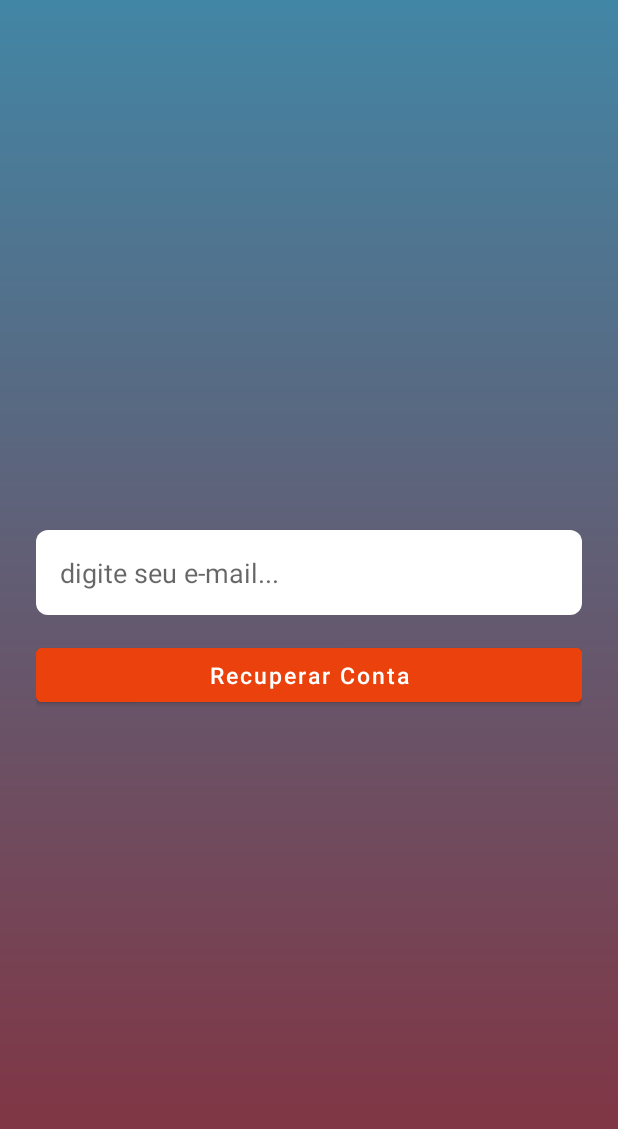
After one commit to Adson-C/Stock-Ads, an Android app: the RecuperaSenhaActivity screen opened directly, with no data from a screen before it, on a phone screen of 412 x 824 dp. The commit adds this screen. Shown: the top 1129 px of the screen. Run offline under Robolectric (Android 15) with nearby library versions, the phone set to English and light mode, and no system bars.

Commit message:
Recuperar a Senha no App Utilizando Firebase

```diff
--- a/app/src/main/java/com/example/layoutcustomer/autenticacao/LoginActivity.java
+++ b/app/src/main/java/com/example/layoutcustomer/autenticacao/LoginActivity.java
@@ -15,7 +15,7 @@ import com.example.layoutcustomer.activity.MainActivity;
 import com.example.layoutcustomer.helper.FirebaseHelper;
 
 public class LoginActivity extends AppCompatActivity {
-    private TextView textCriar;
+    private TextView textCriar, txt_recu_conta;
     private EditText edt_email, edt_senha;
 
     private ProgressBar progressBar;
@@ -28,6 +28,7 @@ public class LoginActivity extends AppCompatActivity {
         iniciarComponent();
         configClique();
     }
+
 
     public void logar(View view){
         String email = edt_email.getText().toString().trim();
@@ -73,6 +74,7 @@ public class LoginActivity extends AppCompatActivity {
     private void configClique(){
 
         textCriar.setOnClickListener(view -> startActivity(new Intent(this, CriarContaActivity.class)));
+        txt_recu_conta.setOnClickListener(view -> startActivity(new Intent(this, RecuperaSenhaActivity.class)));
     }
 
     private void iniciarComponent(){
@@ -80,6 +82,7 @@ public class LoginActivity extends AppCompatActivity {
         edt_senha = findViewById(R.id.edtsenha);
 
         textCriar = findViewById(R.id.txtcriar_conta);
+        txt_recu_conta = findViewById(R.id.txt_recuperar);
 
         progressBar = findViewById(R.id.progressBar);
     }
--- /dev/null
+++ b/app/src/main/java/com/example/layoutcustomer/autenticacao/RecuperaSenhaActivity.java
@@ -0,0 +1,61 @@
+package com.example.layoutcustomer.autenticacao;
+
+import androidx.appcompat.app.AppCompatActivity;
+
+import android.os.Bundle;
+import android.view.View;
+import android.widget.EditText;
+import android.widget.ProgressBar;
+import android.widget.Toast;
+
+import com.example.layoutcustomer.R;
+import com.example.layoutcustomer.helper.FirebaseHelper;
+
+public class RecuperaSenhaActivity extends AppCompatActivity {
+
+    EditText edt_email;
+
+    ProgressBar progressBar;
+
+    @Override
+    protected void onCreate(Bundle savedInstanceState) {
+        super.onCreate(savedInstanceState);
+        setContentView(R.layout.activity_recupera_senha);
+
+        iniciarComponentes();
+    }
+
+    public void recuperaSenha(View view) {
+
+        String email = edt_email.getText().toString().trim();
+
+        if (!email.isEmpty()){
+            progressBar.setVisibility(View.VISIBLE);
+            enviarEmail(email);
+
+        }else {
+            edt_email.requestFocus();
+            edt_email.setError("Infrome seu E-mail.");
+        }
+
+    }
+
+    private void enviarEmail(String email) {
+        FirebaseHelper.getAuth().sendPasswordResetEmail(email).addOnCompleteListener(task -> {
+            if (task.isSuccessful()){
+                Toast.makeText(this, "Email envido com Sucesso", Toast.LENGTH_LONG).show();
+                progressBar.setVisibility(View.GONE);
+
+            }else {
+                    String error = task.getException().getMessage();
+                Toast.makeText(this, error, Toast.LENGTH_SHORT).show();
+                progressBar.setVisibility(View.GONE);
+            }
+        });
+    }
+
+    private void iniciarComponentes() {
+        edt_email = findViewById(R.id.edtemail);
+        progressBar = findViewById(R.id.progressBar);
+    }
+}
--- a/app/src/main/res/layout/activity_login.xml
+++ b/app/src/main/res/layout/activity_login.xml
@@ -96,7 +96,7 @@
                     android:textColor="@color/white" />
 
                 <TextView
-                    android:id="@+id/tx_recuperar"
+                    android:id="@+id/txt_recuperar"
                     android:layout_width="wrap_content"
                     android:layout_height="wrap_content"
                     android:layout_weight="1"
--- /dev/null
+++ b/app/src/main/res/layout/activity_recupera_senha.xml
@@ -0,0 +1,64 @@
+<?xml version="1.0" encoding="utf-8"?>
+<androidx.constraintlayout.widget.ConstraintLayout xmlns:android="http://schemas.android.com/apk/res/android"
+    xmlns:app="http://schemas.android.com/apk/res-auto"
+    xmlns:tools="http://schemas.android.com/tools"
+    android:layout_width="match_parent"
+    android:layout_height="match_parent"
+    android:background="@drawable/bg_app"
+    tools:context=".autenticacao.RecuperaSenhaActivity">
+
+    <ScrollView
+        android:layout_width="match_parent"
+        android:layout_height="match_parent"
+        android:fillViewport="true"
+        app:layout_constraintBottom_toBottomOf="parent"
+        app:layout_constraintEnd_toEndOf="parent"
+        app:layout_constraintStart_toStartOf="parent"
+        app:layout_constraintTop_toTopOf="parent">
+
+        <LinearLayout
+            android:layout_width="match_parent"
+            android:layout_height="wrap_content"
+            android:padding="24dp"
+            android:gravity="center"
+            android:orientation="vertical">
+
+            <EditText
+                android:id="@+id/edtemail"
+                android:layout_width="match_parent"
+                android:layout_height="wrap_content"
+                android:layout_marginTop="4dp"
+                android:background="@drawable/bg_edit"
+                android:hint="@string/edt_mail"
+                android:inputType="textEmailAddress"
+                android:padding="16dp" />
+
+            <Button
+                android:id="@+id/btnrecupera"
+                android:layout_width="match_parent"
+                android:layout_height="wrap_content"
+                android:layout_marginTop="16dp"
+                android:onClick="recuperaSenha"
+                android:backgroundTint="@color/edit"
+                android:text="@string/txt_enviar"
+                android:textAllCaps="false"
+                android:textColor="@color/white"
+                android:textSize="15dp" />
+
+            <ProgressBar
+                android:id="@+id/progressBar"
+                android:layout_width="wrap_content"
+                android:layout_height="wrap_content"
+                android:layout_marginTop="16dp"
+                android:visibility="gone"
+                tools:visibility="visible"
+                />
+
+        </LinearLayout>
+
+
+    </ScrollView>
+
+
+
+</androidx.constraintlayout.widget.ConstraintLayout>
--- a/app/src/main/res/values/strings.xml
+++ b/app/src/main/res/values/strings.xml
@@ -23,6 +23,7 @@
     <string name="btn_logar">Logar</string>
     <string name="seja_bem_vindo">Seja Bem Vindo</string>
     <string name="estoque_suporte">Estoque Suporte</string>
+    <string name="txt_enviar">Recuperar Conta</string>
 
 
 </resources>
```
Also changed, not shown: app/src/main/AndroidManifest.xml (+5 -4 lines).
